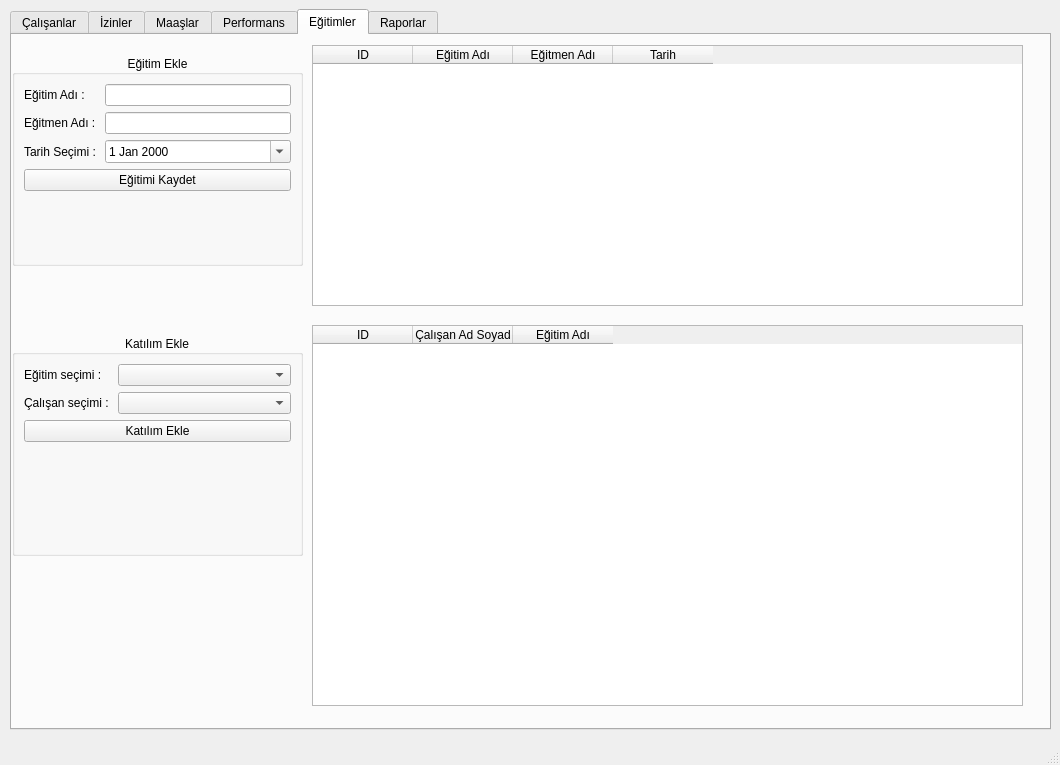
Before: the Qt Designer form ui/ana_pencere.ui in unlurabiayarenn/ik_yonetim, drawn with Qt 5.
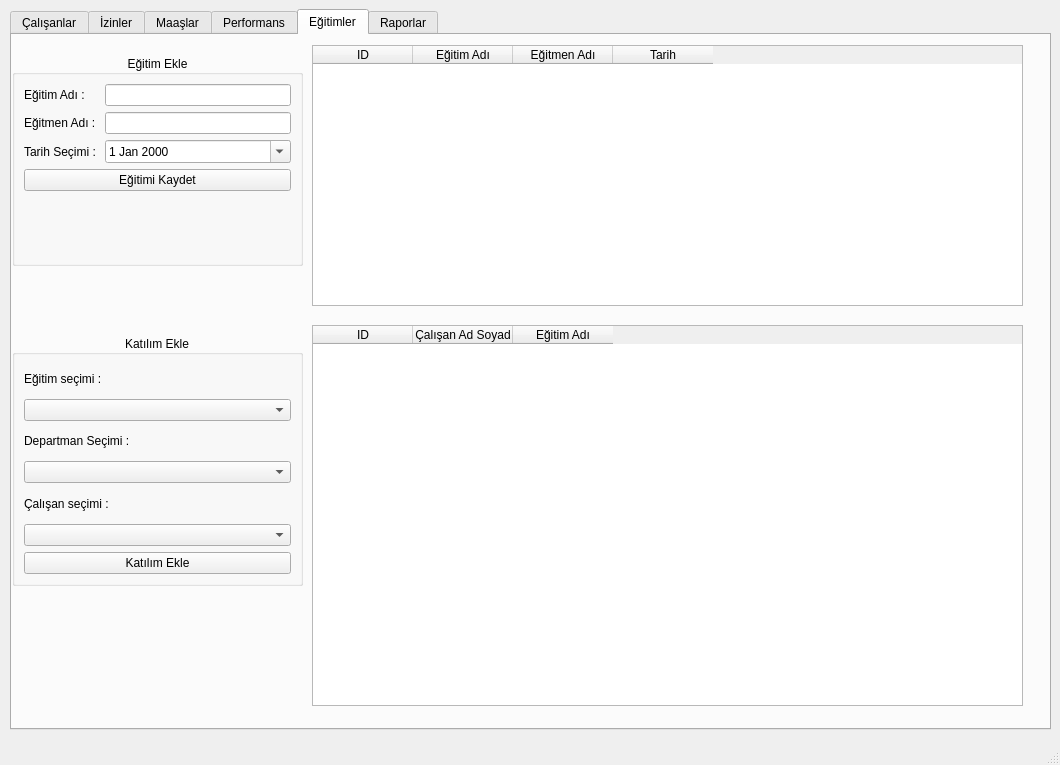
After: the same form once the commit is applied. The open tabs and pages were chosen to show the change.

Commit message: performans tab added

The edit to the form file:
```diff
--- a/ui/ana_pencere.ui
+++ b/ui/ana_pencere.ui
@@ -880,7 +880,7 @@
            <x>0</x>
            <y>300</y>
            <width>291</width>
-           <height>221</height>
+           <height>251</height>
           </rect>
          </property>
          <property name="title">
@@ -892,28 +892,38 @@
          <property name="flat">
           <bool>false</bool>
          </property>
-         <layout class="QFormLayout" name="formLayout_5">
-          <item row="0" column="0">
+         <layout class="QVBoxLayout" name="verticalLayout_9">
+          <item>
            <widget class="QLabel" name="label_24">
             <property name="text">
              <string>Eğitim seçimi : </string>
             </property>
            </widget>
           </item>
-          <item row="0" column="1">
+          <item>
            <widget class="QComboBox" name="EgitimSecimi"/>
           </item>
-          <item row="1" column="0">
+          <item>
+           <widget class="QLabel" name="label_29">
+            <property name="text">
+             <string>Departman Seçimi :</string>
+            </property>
+           </widget>
+          </item>
+          <item>
+           <widget class="QComboBox" name="departmanSecimi_Egitim"/>
+          </item>
+          <item>
            <widget class="QLabel" name="label_25">
             <property name="text">
              <string>Çalışan seçimi : </string>
             </property>
            </widget>
           </item>
-          <item row="1" column="1">
+          <item>
            <widget class="QComboBox" name="CalisanSecimi"/>
           </item>
-          <item row="2" column="0" colspan="2">
+          <item>
            <widget class="QPushButton" name="btnKatilimEkle">
             <property name="text">
              <string>Katılım Ekle</string>
```
Left out of the diff: 2 changed lines with no effect on the pictures. The commit also changes 6 other files.
